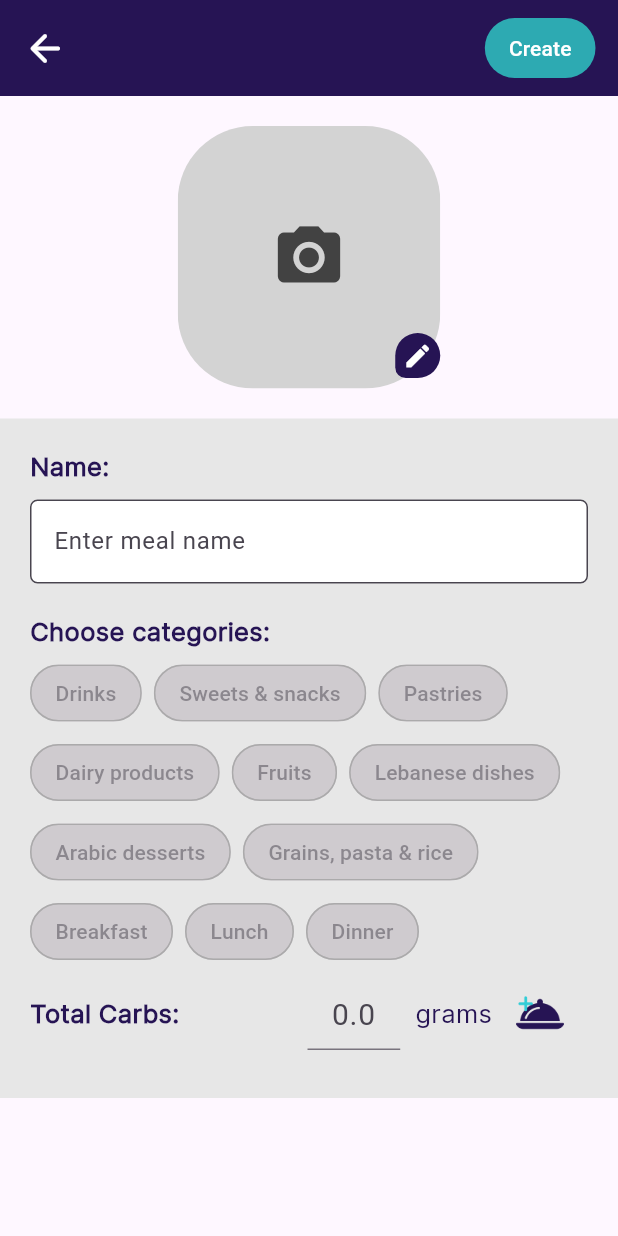
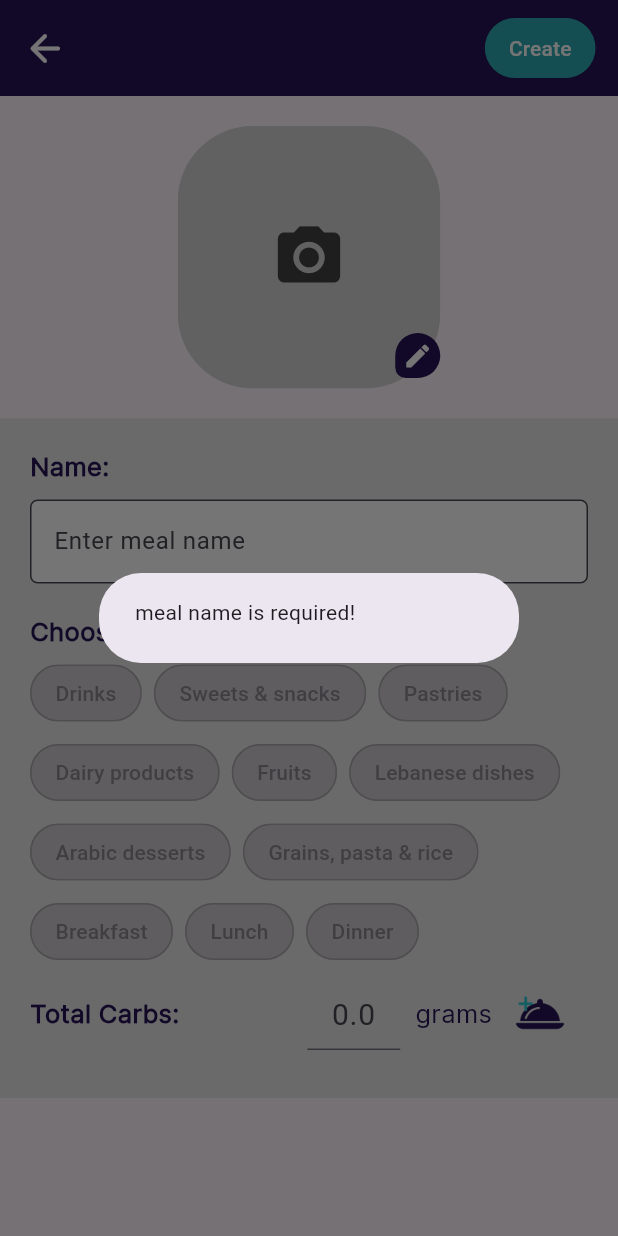
Before and after one commit to Layal-sh/senior-project, a Flutter app: the CreateMeal screen opened directly, after a tap on "Create", on a phone screen of 412 x 824 dp. Run offline on Flutter 3.47's test engine with Material 3 defaults, Android fonts, the light colour scheme and no system bars; our stand-ins replace awesome_notifications, fl_chart, image_picker, shared_preferences, sqflite, sqflite_common_ffi; accounts and stored records are empty.

Commit message:
check meal name fixed in create meal

```diff
--- a/lib/application/meals/create.dart
+++ b/lib/application/meals/create.dart
@@ -160,16 +160,18 @@ class _CreateMealState extends State<CreateMeal> {
                             } else {
                               image = _selectedImage!.path;
                             }
-                            int createdMeal = await dbHelper.createMeal(
-                                _nameController.text,
-                                image,
-                                chosenCMeals,
-                                selectedCategories,
-                                chosenCMeals.isEmpty
-                                    ? double.parse(gramsController.text)
-                                    : totalCCarbs);
-                            print("Created Meal: $createdMeal");
-                            if (createdMeal == -1) {
+
+                            if(_nameController.text.isEmpty){
+                              showDialog(
+                                context: context,
+                                builder: (BuildContext context) {
+                                  return const AlertDialog(
+                                    content: Text('meal name is required!'),
+                                  );
+                                },
+                              );
+
+                            }else if (await dbHelper.getMealIdByName(_nameController.text) != -1) {
                               showDialog(
                                 context: context,
                                 builder: (BuildContext context) {
@@ -179,6 +181,15 @@ class _CreateMealState extends State<CreateMeal> {
                                 },
                               );
                             } else {
+                               int createdMeal = await dbHelper.createMeal(
+                                _nameController.text,
+                                image,
+                                chosenCMeals,
+                                selectedCategories,
+                                chosenCMeals.isEmpty
+                                    ? double.parse(gramsController.text)
+                                    : totalCCarbs);
+                            print("Created Meal: $createdMeal");
                               Navigator.pop(context);
                               Navigator.pop(context);
 
```
Also changed, not shown: pubspec.lock.
